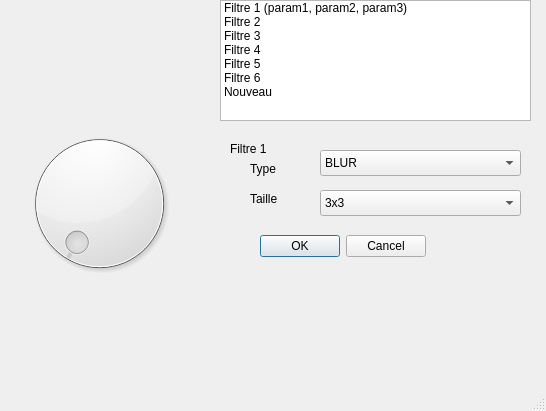
This is ui/pix_hell.ui in CamaradeTux/pix-hell as Qt 5 draws it before an edit. The edited form follows.
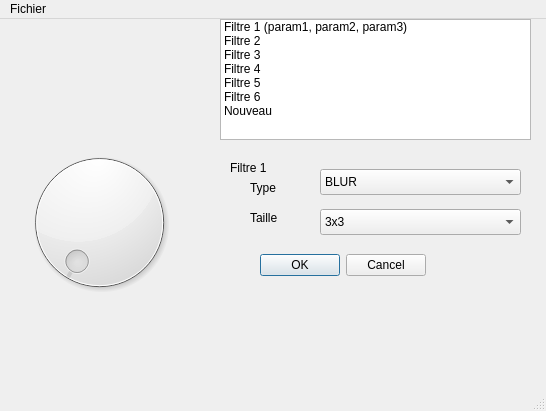
This is the edited form.

```diff
--- a/ui/pix_hell.ui
+++ b/ui/pix_hell.ui
@@ -188,6 +188,13 @@
      <height>25</height>
     </rect>
    </property>
+   <widget class="QMenu" name="menuFichier" >
+    <property name="title" >
+     <string>Fichier</string>
+    </property>
+    <addaction name="actionOuvrir" />
+   </widget>
+   <addaction name="menuFichier" />
   </widget>
   <widget class="QStatusBar" name="statusbar" />
  </widget>
```
Left out of the diff: 5 changed lines with no effect on the pictures.
